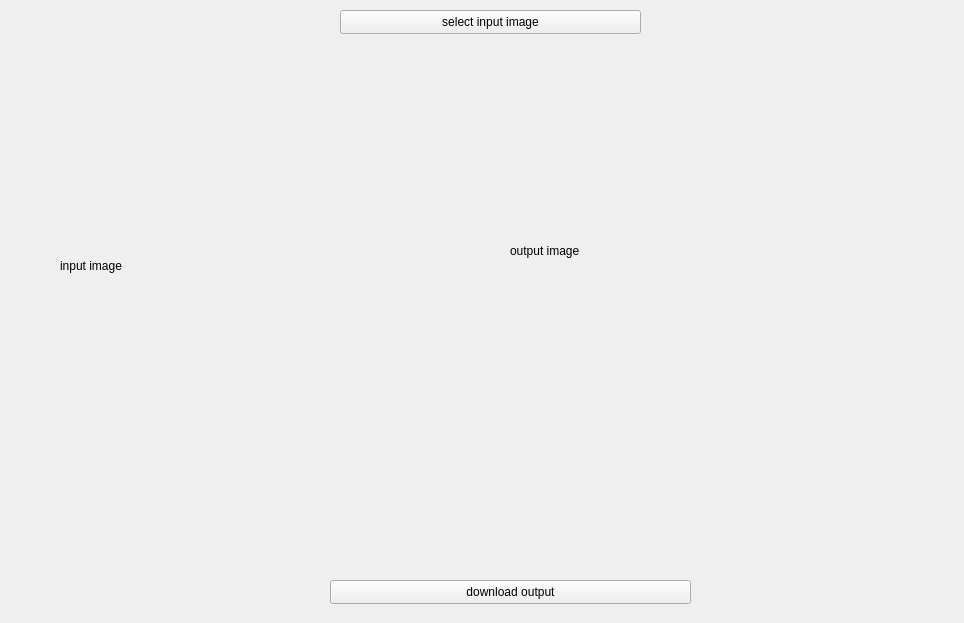
The window that python_qt_gui/main.ui (MohammadIbraheem71/Lychee-color) describes before a commit, drawn with Qt 5.
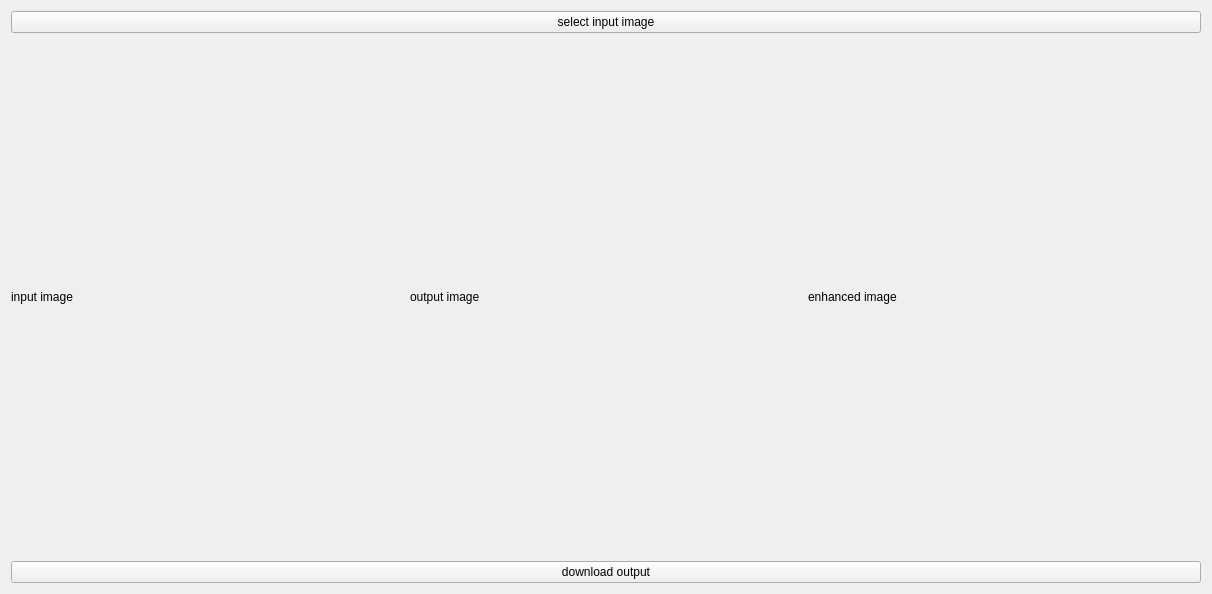
The same window after the commit.

Patch:
```diff
--- a/python_qt_gui/main.ui
+++ b/python_qt_gui/main.ui
@@ -6,34 +6,36 @@
    <rect>
     <x>0</x>
     <y>0</y>
-    <width>964</width>
-    <height>623</height>
+    <width>1212</width>
+    <height>594</height>
    </rect>
   </property>
   <property name="windowTitle">
    <string>Form</string>
   </property>
+  <layout class="QVBoxLayout" name="verticalLayout">
+   <item>
   <widget class="QPushButton" name="selectinputimage">
-   <property name="geometry">
-    <rect>
-     <x>340</x>
-     <y>10</y>
-     <width>301</width>
-     <height>24</height>
-    </rect>
-   </property>
    <property name="text">
     <string>select input image</string>
    </property>
   </widget>
+   </item>
+   <item>
+    <layout class="QHBoxLayout" name="horizontalLayout">
+     <item>
   <widget class="QLabel" name="inputimagelabel">
-   <property name="geometry">
-    <rect>
-     <x>60</x>
-     <y>110</y>
-     <width>441</width>
-     <height>311</height>
-    </rect>
+       <property name="sizePolicy">
+        <sizepolicy hsizetype="Expanding" vsizetype="Expanding">
+         <horstretch>0</horstretch>
+         <verstretch>0</verstretch>
+        </sizepolicy>
+       </property>
+       <property name="minimumSize">
+        <size>
+         <width>300</width>
+         <height>300</height>
+        </size>
    </property>
    <property name="maximumSize">
     <size>
@@ -44,45 +46,82 @@
    <property name="text">
     <string>input image</string>
    </property>
-  </widget>
+       <property name="scaledContents">
+        <bool>false</bool>
+       </property>
+      </widget>
+     </item>
+     <item>
   <widget class="QLabel" name="outputimagelabel">
-   <property name="geometry">
-    <rect>
-     <x>510</x>
-     <y>90</y>
-     <width>431</width>
-     <height>321</height>
-    </rect>
+       <property name="sizePolicy">
+        <sizepolicy hsizetype="Expanding" vsizetype="Expanding">
+         <horstretch>0</horstretch>
+         <verstretch>0</verstretch>
+        </sizepolicy>
    </property>
    <property name="minimumSize">
     <size>
-     <width>161</width>
-     <height>161</height>
+         <width>300</width>
+         <height>300</height>
     </size>
    </property>
    <property name="maximumSize">
     <size>
-     <width>512</width>
-     <height>512</height>
+         <width>1024</width>
+         <height>1024</height>
     </size>
    </property>
    <property name="text">
     <string>output image</string>
    </property>
-  </widget>
+       <property name="scaledContents">
+        <bool>false</bool>
+       </property>
+      </widget>
+     </item>
+     <item>
+      <widget class="QLabel" name="enhancedimage">
+       <property name="sizePolicy">
+        <sizepolicy hsizetype="Expanding" vsizetype="Expanding">
+         <horstretch>0</horstretch>
+         <verstretch>0</verstretch>
+        </sizepolicy>
+       </property>
+       <property name="minimumSize">
+        <size>
+         <width>300</width>
+         <height>300</height>
+        </size>
+       </property>
+       <property name="maximumSize">
+        <size>
+         <width>512</width>
+         <height>512</height>
+        </size>
+       </property>
+       <property name="text">
+        <string>enhanced image</string>
+       </property>
+       <property name="scaledContents">
+        <bool>false</bool>
+       </property>
+      </widget>
+     </item>
+    </layout>
+   </item>
+   <item>
   <widget class="QPushButton" name="downloadimagebutton">
-   <property name="geometry">
-    <rect>
-     <x>330</x>
-     <y>580</y>
-     <width>361</width>
-     <height>24</height>
-    </rect>
-   </property>
    <property name="text">
     <string>download output</string>
    </property>
   </widget>
+   </item>
+  </layout>
+  <zorder>selectinputimage</zorder>
+  <zorder>downloadimagebutton</zorder>
+  <zorder>inputimagelabel</zorder>
+  <zorder>outputimagelabel</zorder>
+  <zorder>enhancedimage</zorder>
  </widget>
  <resources/>
  <connections/>
```
Lines whose indentation alone changed are shown as unchanged.
